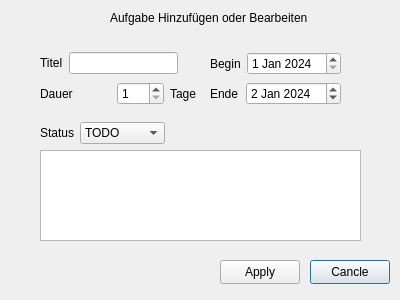
Qt form addtask.ui (Cur1o/AbschlussProjektHerberich) before a commit.
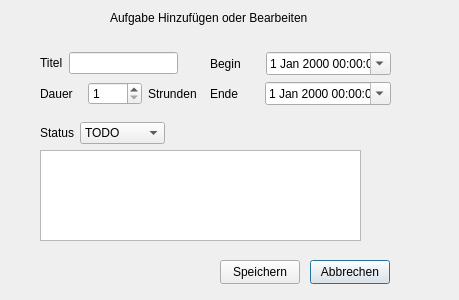
The same form after that commit.

Diff of the .ui file:
```diff
--- a/addtask.ui
+++ b/addtask.ui
@@ -6,7 +6,7 @@
    <rect>
     <x>0</x>
     <y>0</y>
-    <width>400</width>
+    <width>459</width>
     <height>300</height>
    </rect>
   </property>
@@ -18,29 +18,50 @@
     <rect>
      <x>210</x>
      <y>80</y>
-     <width>131</width>
+     <width>181</width>
      <height>27</height>
     </rect>
    </property>
    <layout class="QHBoxLayout" name="horizontalLayout_4">
     <item>
      <widget class="QLabel" name="lblEnd">
+      <property name="minimumSize">
+       <size>
+        <width>0</width>
+        <height>0</height>
+       </size>
+      </property>
+      <property name="maximumSize">
+       <size>
+        <width>30</width>
+        <height>16777215</height>
+       </size>
+      </property>
       <property name="text">
        <string>Ende</string>
       </property>
      </widget>
     </item>
     <item>
-     <widget class="QDateEdit" name="dateEEnd">
+     <spacer name="horizontalSpacer_3">
+      <property name="orientation">
+       <enum>Qt::Horizontal</enum>
+      </property>
+      <property name="sizeType">
+       <enum>QSizePolicy::Fixed</enum>
+      </property>
+      <property name="sizeHint" stdset="0">
+       <size>
+        <width>20</width>
+        <height>20</height>
+       </size>
+      </property>
+     </spacer>
+    </item>
+    <item>
+     <widget class="QDateTimeEdit" name="dateEEnd">
       <property name="calendarPopup">
-       <bool>false</bool>
-      </property>
-      <property name="date">
-       <date>
-        <year>2024</year>
-        <month>1</month>
-        <day>2</day>
-       </date>
+       <bool>true</bool>
       </property>
      </widget>
     </item>
@@ -82,14 +103,14 @@
        <number>1</number>
       </property>
       <property name="maximum">
-       <number>365</number>
+       <number>8766</number>
       </property>
      </widget>
     </item>
     <item>
      <widget class="QLabel" name="label_2">
       <property name="text">
-       <string>Tage</string>
+       <string>Strunden</string>
       </property>
      </widget>
     </item>
@@ -138,29 +159,47 @@
     <rect>
      <x>210</x>
      <y>50</y>
-     <width>131</width>
+     <width>181</width>
      <height>27</height>
     </rect>
    </property>
    <layout class="QHBoxLayout" name="horizontalLayout_3">
     <item>
      <widget class="QLabel" name="lblStart">
+      <property name="maximumSize">
+       <size>
+        <width>30</width>
+        <height>16777215</height>
+       </size>
+      </property>
       <property name="text">
        <string>Begin</string>
       </property>
      </widget>
     </item>
     <item>
-     <widget class="QDateEdit" name="dateEStart">
+     <spacer name="horizontalSpacer_2">
+      <property name="orientation">
+       <enum>Qt::Horizontal</enum>
+      </property>
+      <property name="sizeType">
+       <enum>QSizePolicy::Fixed</enum>
+      </property>
+      <property name="sizeHint" stdset="0">
+       <size>
+        <width>20</width>
+        <height>20</height>
+       </size>
+      </property>
+     </spacer>
+    </item>
+    <item>
+     <widget class="QDateTimeEdit" name="dateEStart">
+      <property name="currentSection">
+       <enum>QDateTimeEdit::HourSection</enum>
+      </property>
       <property name="calendarPopup">
-       <bool>false</bool>
-      </property>
-      <property name="date">
-       <date>
-        <year>2024</year>
-        <month>1</month>
-        <day>1</day>
-       </date>
+       <bool>true</bool>
       </property>
      </widget>
     </item>
@@ -225,7 +264,7 @@
     </rect>
    </property>
    <property name="text">
-    <string>Cancle</string>
+    <string>Abbrechen</string>
    </property>
   </widget>
   <widget class="QPushButton" name="btnApply">
@@ -238,7 +277,7 @@
     </rect>
    </property>
    <property name="text">
-    <string>Apply</string>
+    <string>Speichern</string>
    </property>
   </widget>
  </widget>
```
Left out of the diff: 2 changed lines with no effect on the pictures.
